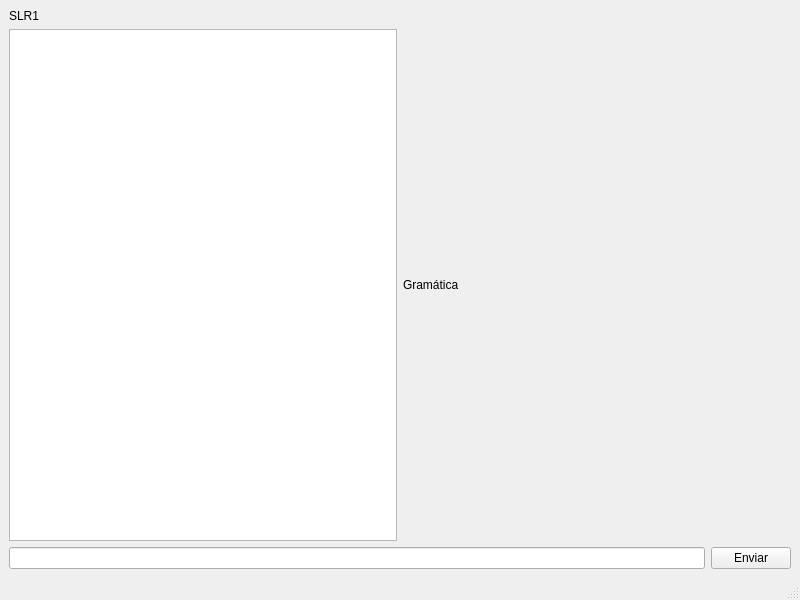
Qt form slrtutorwindow.ui (jose-rZM/SyntaxTutor) before a commit.
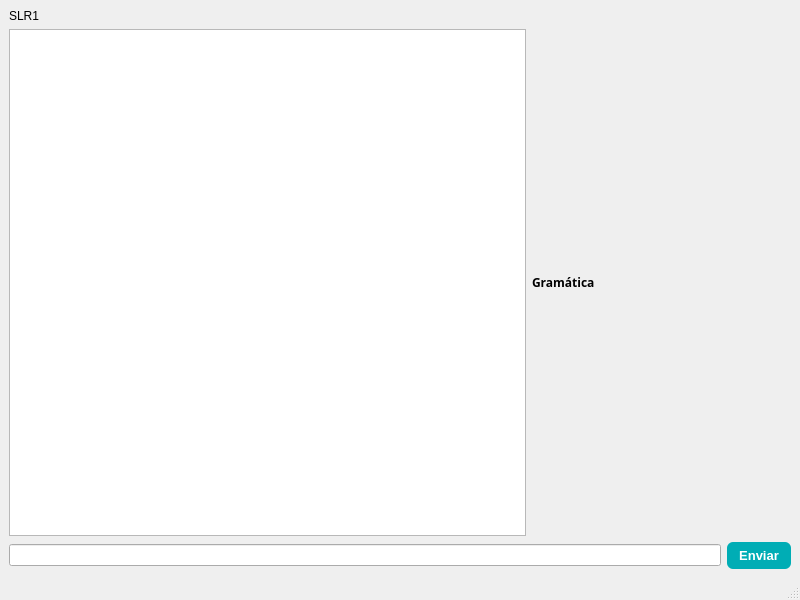
The same form after that commit.

The edit to the form file:
```diff
--- a/slrtutorwindow.ui
+++ b/slrtutorwindow.ui
@@ -25,16 +25,29 @@
     <item>
      <layout class="QHBoxLayout" name="horizontalLayout_2">
       <item>
-       <widget class="QListWidget" name="listWidget"/>
+       <widget class="QListWidget" name="listWidget">
+        <property name="sizePolicy">
+         <sizepolicy hsizetype="Expanding" vsizetype="Expanding">
+          <horstretch>4</horstretch>
+          <verstretch>0</verstretch>
+         </sizepolicy>
+        </property>
+       </widget>
       </item>
       <item>
        <widget class="QLabel" name="gr">
         <property name="sizePolicy">
-         <sizepolicy hsizetype="Expanding" vsizetype="Preferred">
-          <horstretch>0</horstretch>
+         <sizepolicy hsizetype="Expanding" vsizetype="Expanding">
+          <horstretch>2</horstretch>
           <verstretch>0</verstretch>
          </sizepolicy>
         </property>
+        <property name="font">
+         <font>
+          <family>JetBrainsMonoNL Nerd Font Propo</family>
+          <bold>true</bold>
+         </font>
+        </property>
         <property name="text">
          <string>Gramática</string>
         </property>
@@ -49,6 +62,16 @@
       </item>
       <item>
        <widget class="QPushButton" name="confirmButton">
+        <property name="styleSheet">
+         <string notr="true"> background-color: #00ADB5;
+border: none;
+    color: white;
+    padding: 6px 12px;
+    border-radius: 6px;
+    font-weight: bold;
+font-size: 13px
+</string>
+        </property>
         <property name="text">
          <string>Enviar</string>
         </property>
```
